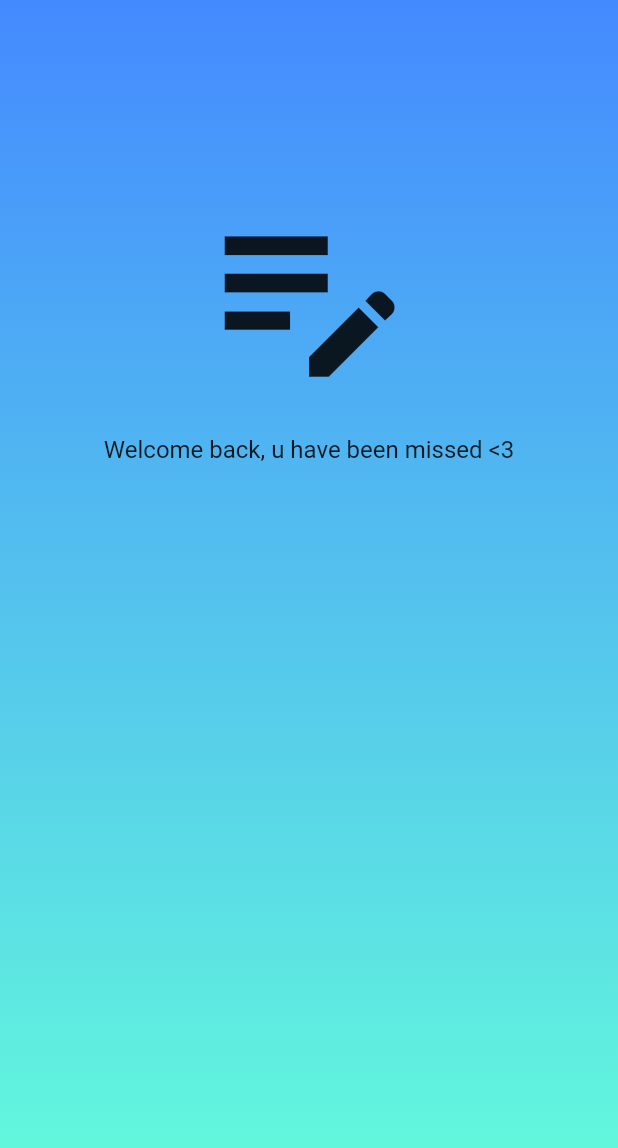
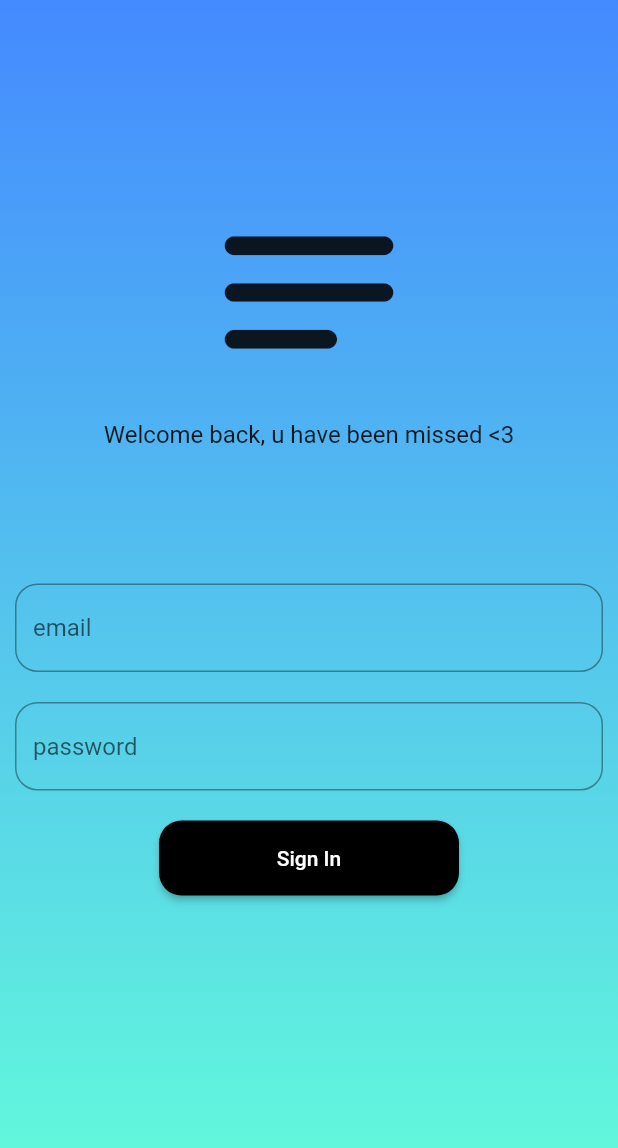
Before and after one commit to AdrianGroh306/todo_listo, a Flutter app: the screen it shows after launch, on a phone screen of 412 x 824 dp. Shown: the top 1148 px of the screen. Run offline on Flutter 3.47's test engine with Material 2 defaults, Android fonts, the phone set to English and light mode, and no system bars; our stand-ins replace auto_size_text, flutter_slidable.

Commit message:
Login Screen UI

```diff
--- a/lib/pages/login_page.dart
+++ b/lib/pages/login_page.dart
@@ -1,5 +1,5 @@
 import 'package:flutter/material.dart';
-import 'package:todo/util/my_button.dart';
+import 'package:todo/pages/homepage.dart';
 
 class LoginPage extends StatefulWidget {
   const LoginPage({Key? key}) : super(key: key);
@@ -30,12 +30,12 @@ class _LoginPageState extends State<LoginPage> {
 
                 //logo
                 const Icon(
-                  Icons.edit_note,
+                  Icons.notes_rounded,
                   size: 150,
                 ),
 
                 const SizedBox(
-                  height: 20,
+                  height: 10,
                 ),
 
                 //welcome message
@@ -45,12 +45,58 @@ class _LoginPageState extends State<LoginPage> {
                     fontSize: 16,
                   ),
                 ),
+                const SizedBox(
+                  height: 80,
+                ),
+
+                //email textfield
+                Container(
+                  padding: const EdgeInsets.all(10),
+                  child: TextField(
+                    decoration: InputDecoration(
+                      hintText: "email",
+                      border: OutlineInputBorder(borderRadius: BorderRadius.circular(15)),
+                    ),
+                  ),
+                ),
 
                 //password textfield
+                Container(
+                  padding: const EdgeInsets.all(10),
+                  child: TextField(
+                    decoration: InputDecoration(
+                      hintText: "password",
+                      border: OutlineInputBorder(borderRadius: BorderRadius.circular(15)),
+                    ),
+                  ),
+                ),
+
+                const SizedBox(
+                  height: 10,
+                ),
 
                 // sign in button
-
-              //ElevatedButton(onPressed: onPressed, child: child)
+                SizedBox(
+                  height: 50,
+                  width: 200,
+                  child: ElevatedButton(
+                      style: ButtonStyle(
+                          shape:
+                              MaterialStateProperty.all<RoundedRectangleBorder>(
+                                  RoundedRectangleBorder(
+                            borderRadius: BorderRadius.circular(15),
+                          )),
+                          backgroundColor:
+                              MaterialStateProperty.all<Color>(Colors.black)),
+                      onPressed: () {
+                        Navigator.push(
+                            context,
+                            MaterialPageRoute(
+                                builder: (context) => const MyHomePage()));
+                      },
+                      child: const Text("Sign In")),
+                )
+                //ElevatedButton(onPressed: onPressed, child: child)
 
                 //go to register page
               ],
```
